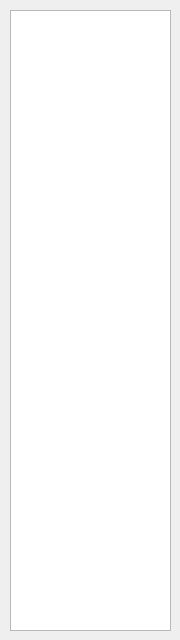
Before: the Qt Designer form src/pindialog.ui in melak/veroroute, drawn with Qt 5.
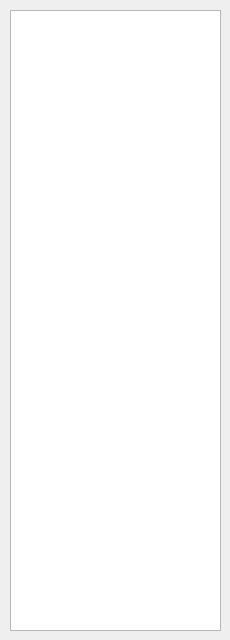
After: the same form once the commit is applied.

```diff
--- a/src/pindialog.ui
+++ b/src/pindialog.ui
@@ -6,19 +6,19 @@
    <rect>
     <x>0</x>
     <y>0</y>
-    <width>180</width>
+    <width>230</width>
     <height>640</height>
    </rect>
   </property>
   <property name="minimumSize">
    <size>
-    <width>180</width>
+    <width>230</width>
     <height>640</height>
    </size>
   </property>
   <property name="maximumSize">
    <size>
-    <width>180</width>
+    <width>230</width>
     <height>760</height>
    </size>
   </property>
@@ -30,7 +30,7 @@
     <rect>
      <x>10</x>
      <y>10</y>
-     <width>161</width>
+     <width>211</width>
      <height>621</height>
     </rect>
    </property>
```
